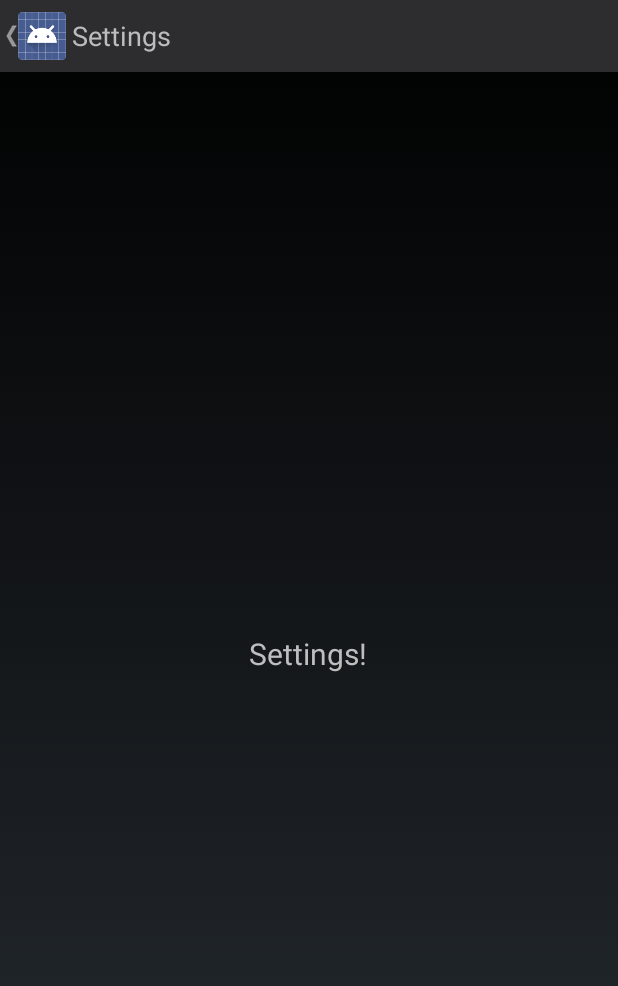
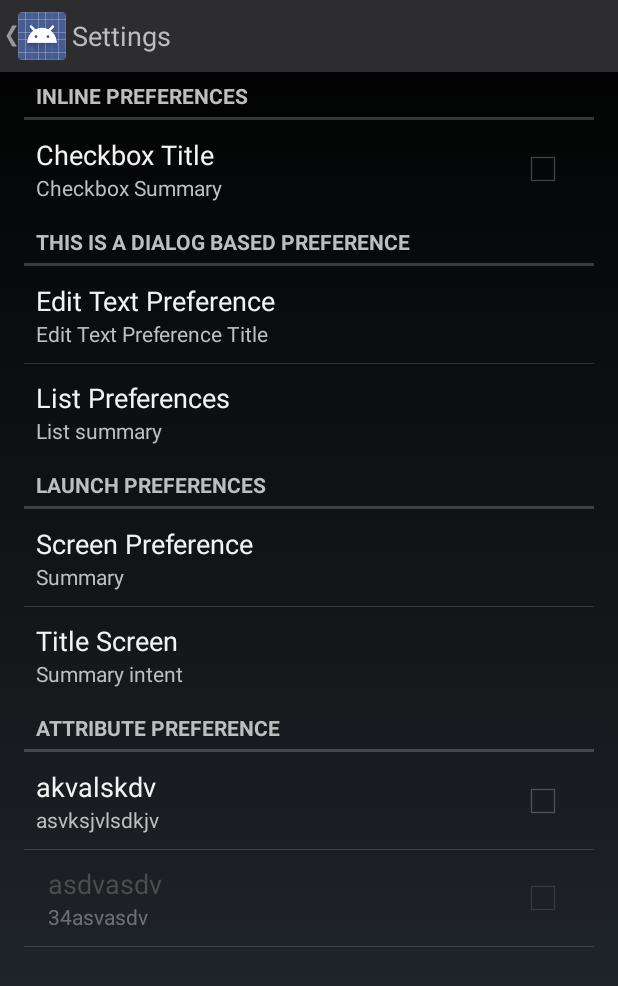
Before and after one commit to jinfirespotter/pinecone, an Android app: the SettingsActivity screen opened directly, with no data from a screen before it, on a phone screen of 412 x 824 dp. Shown: the top 986 px of the screen. Run offline under Robolectric (Android 15) with nearby library versions, the phone set to English and light mode, and no system bars; 2 statements that could not run were skipped.

Commit message:
PreferenceScreen with Preference Fragments and preference category

```diff
--- a/Pinecone/app/src/main/java/com/firespotter/jinwroh/pinecone/Activity/SettingsActivity.java
+++ b/Pinecone/app/src/main/java/com/firespotter/jinwroh/pinecone/Activity/SettingsActivity.java
@@ -1,9 +1,12 @@
 package com.firespotter.jinwroh.pinecone.Activity;
 
+import android.app.FragmentManager;
+import android.app.FragmentTransaction;
 import android.os.Bundle;
 import android.view.Menu;
 import android.view.MenuItem;
 
+import com.firespotter.jinwroh.pinecone.Fragment.SettingsFragment;
 import com.firespotter.jinwroh.pinecone.R;
 
 
@@ -15,6 +18,13 @@ public class SettingsActivity extends BaseDrawerActivity {
         setContentView(R.layout.activity_settings);
 
         initialiseDrawer();
+
+        FragmentManager mFragmentManager = getFragmentManager();
+        FragmentTransaction mFragmentTransaction = mFragmentManager
+                .beginTransaction();
+        SettingsFragment mPrefsFragment = new SettingsFragment();
+        mFragmentTransaction.replace(R.id.settings_frame_container, mPrefsFragment);
+        mFragmentTransaction.commit();
     }
 
 
--- /dev/null
+++ b/Pinecone/app/src/main/java/com/firespotter/jinwroh/pinecone/Fragment/SettingsFragment.java
@@ -0,0 +1,21 @@
+package com.firespotter.jinwroh.pinecone.Fragment;
+
+import android.os.Bundle;
+import android.preference.PreferenceFragment;
+
+import com.firespotter.jinwroh.pinecone.R;
+
+/**
+ * Created by jinroh on 2/3/15.
+ */
+public class SettingsFragment extends PreferenceFragment {
+
+    @Override
+    public void onCreate(Bundle savedInstanceState) {
+        super.onCreate(savedInstanceState);
+
+        // Load the preferences from an XML resource
+        addPreferencesFromResource(R.xml.preferences);
+    }
+
+}
--- a/Pinecone/app/src/main/res/layout/activity_settings.xml
+++ b/Pinecone/app/src/main/res/layout/activity_settings.xml
@@ -6,17 +6,9 @@
 
     <!-- Framelayout to display Fragments -->
     <FrameLayout
-        android:id="@+id/frame_container"
+        android:id="@+id/settings_frame_container"
         android:layout_width="match_parent"
         android:layout_height="match_parent">
-
-        <TextView android:text="Settings!"
-            android:layout_width="306dp"
-            android:layout_height="306dp"
-            android:layout_gravity="center"
-            android:gravity="center"
-            android:textSize="20dp" />
-
     </FrameLayout>
 
     <!-- Listview to display slider menu -->
--- a/Pinecone/app/src/main/res/values/strings.xml
+++ b/Pinecone/app/src/main/res/values/strings.xml
@@ -19,4 +19,15 @@
         <item>@drawable/settings</item>
         <item>@drawable/about</item>
     </array>
+
+
+    <array name="entries_list_preference">
+        <item>Hello</item>
+        <item>Foo</item>
+    </array>
+    <array name="entryvalues_list_preference">
+        <item>World</item>
+        <item>Bar</item>
+    </array>
+
 </resources>
--- /dev/null
+++ b/Pinecone/app/src/main/res/xml/preferences.xml
@@ -0,0 +1,76 @@
+<?xml version="1.0" encoding="utf-8"?>
+<PreferenceScreen xmlns:android="http://schemas.android.com/apk/res/android">
+    <PreferenceCategory
+        android:title="Inline Preferences">
+        <CheckBoxPreference
+            android:key="checkbox_preference"
+            android:title="Checkbox Title"
+            android:summary="Checkbox Summary" />
+    </PreferenceCategory>
+
+    <PreferenceCategory
+        android:title="This is a dialog based preference">
+
+        <EditTextPreference
+            android:key="edittext_preference"
+            android:title="Edit Text Preference"
+            android:summary="Edit Text Preference Title"
+            android:dialogTitle="Dialog Title" />
+
+        <ListPreference
+            android:key="list_preference"
+            android:title="List Preferences"
+            android:summary="List summary"
+            android:entries="@array/entries_list_preference"
+            android:entryValues="@array/entryvalues_list_preference"
+            android:dialogTitle="Title3" />
+
+    </PreferenceCategory>
+
+    <PreferenceCategory
+        android:title="Launch Preferences">
+
+        <!-- This PreferenceScreen tag serves as a screen break (similar to page break
+            in word processing). Like for other preference types, we assign a key
+            here so it is able to save and restore its instance state. -->
+        <PreferenceScreen
+            android:key="screen_preference"
+            android:title="Screen Preference"
+            android:summary="Summary">
+
+            <CheckBoxPreference
+                android:key="next_screen_checkbox_preference"
+                android:title="Checkbox !"
+                android:summary="Another Checkbox" />
+
+        </PreferenceScreen>
+
+        <PreferenceScreen
+            android:title="Title Screen"
+            android:summary="Summary intent">
+
+            <intent android:action="android.intent.action.VIEW"
+                android:data="http://www.android.com" />
+
+        </PreferenceScreen>
+
+    </PreferenceCategory>
+
+    <PreferenceCategory
+        android:title="Attribute Preference">
+
+        <CheckBoxPreference
+            android:key="parent_checkbox_preference"
+            android:title="akvalskdv"
+            android:summary="asvksjvlsdkjv" />
+
+        <!-- The visual style of a child is defined by this styled theme attribute. -->
+        <CheckBoxPreference
+            android:key="child_checkbox_preference"
+            android:dependency="parent_checkbox_preference"
+            android:layout="?android:attr/preferenceLayoutChild"
+            android:title="asdvasdv"
+            android:summary="34asvasdv" />
+
+    </PreferenceCategory>
+</PreferenceScreen>
```
